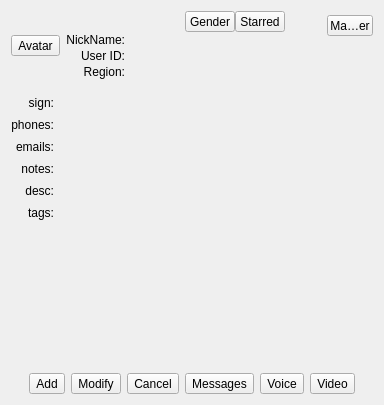
Above: src/ui/ChatWindow/ContactWindow.ui from guoiaoang/TaoTieChat before the change. Below: the same form after it.
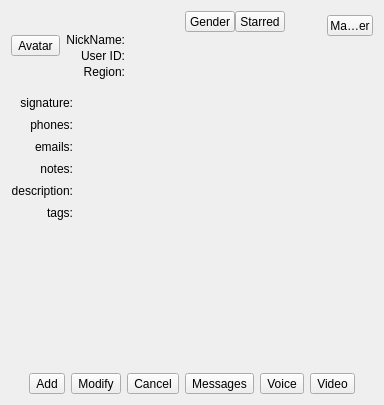
That is the form after the change.

What changed in the file:
```diff
--- a/src/ui/ChatWindow/ContactWindow.ui
+++ b/src/ui/ChatWindow/ContactWindow.ui
@@ -255,7 +255,7 @@
        <item row="4" column="0">
         <widget class="QLabel" name="label_desc">
          <property name="text">
-          <string>desc:</string>
+          <string>description:</string>
          </property>
          <property name="alignment">
           <set>Qt::AlignmentFlag::AlignRight|Qt::AlignmentFlag::AlignTrailing|Qt::AlignmentFlag::AlignVCenter</set>
@@ -332,7 +332,7 @@
        <item row="0" column="0">
         <widget class="QLabel" name="label_sign">
          <property name="text">
-          <string>sign:</string>
+          <string>signature:</string>
          </property>
          <property name="alignment">
           <set>Qt::AlignmentFlag::AlignRight|Qt::AlignmentFlag::AlignTrailing|Qt::AlignmentFlag::AlignVCenter</set>
```
Left out of the diff: 8 changed lines with no effect on the pictures.
